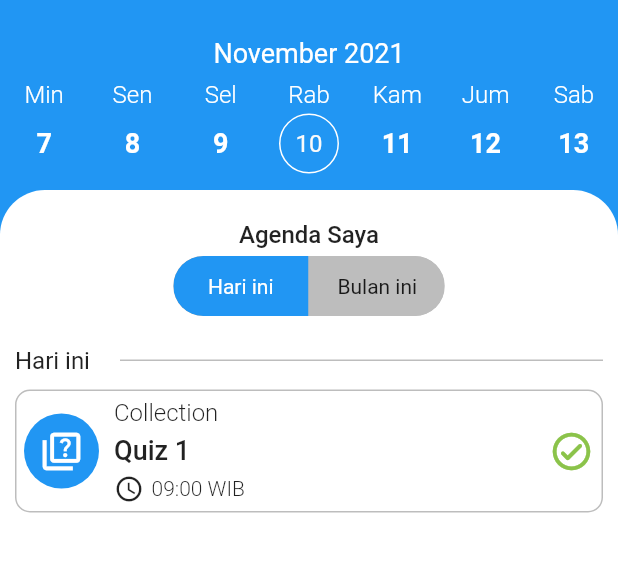
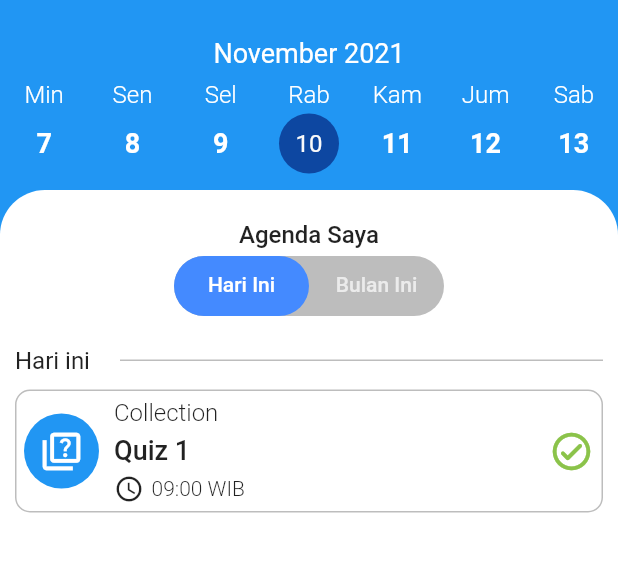
Before and after one commit to meyzaal/flutter_kalender, a Flutter app: the screen it shows after launch, on a phone screen of 412 x 824 dp, the part 59-631 px from its top. Run offline on Flutter 3.47's test engine with Material 2 defaults, Android fonts, the phone set to English and light mode, and no system bars; drawn by our look-alikes of table_calendar, toggle_switch.

Commit message:
memperbaiki tabview

```diff
--- a/lib/main.dart
+++ b/lib/main.dart
@@ -72,9 +72,12 @@ class _BodyState extends State<Body> {
 
   @override
   Widget build(BuildContext context) {
-    return Column(
+    return DefaultTabController(
+      length: 2,
+      child: Column(
         mainAxisAlignment: MainAxisAlignment.start,
         children: <Widget>[
+
           Container(
             // height: 150,
             color: Colors.blue,
@@ -90,50 +93,50 @@ class _BodyState extends State<Body> {
               },
               onDaySelected: _onDaySelected,
               calendarStyle: CalendarStyle(
-              defaultTextStyle: TextStyle(
+
+                defaultTextStyle: const TextStyle(
                   color: Colors.white,
                   fontSize: 18.0,
                   fontWeight: FontWeight.w600,
                 ),
-              holidayTextStyle: TextStyle(
+
+                holidayTextStyle: const TextStyle(
                   color: Colors.white,
                   fontSize: 18.0,
                   fontWeight: FontWeight.w600,
                 ),
-              weekendTextStyle: TextStyle(
+
+                weekendTextStyle: const TextStyle(
                   color: Colors.white,
                   fontSize: 18.0,
                   fontWeight: FontWeight.w600,
                 ),
+
                 // todayTextStyle: TextStyle(color: Colors.white),
                 todayDecoration: BoxDecoration(
-                // color: Colors.lightBlueAccent,
-                border: Border.all(color: Colors.white),
+                  color: Colors.blue[900],
+                  // border: Border.all(color: Colors.white),
                   shape: BoxShape.circle,
                 ),
-              selectedDecoration:
-                  BoxDecoration(color: Colors.white, shape: BoxShape.circle),
+
+                selectedDecoration: BoxDecoration(
+                  color: Colors.white,
+                  shape: BoxShape.circle
+                ),
+
                 selectedTextStyle: TextStyle(color: Colors.blue),
-              // outsideTextStyle: TextStyle(color: Colors.white),
               ),
-            headerStyle: HeaderStyle(
+              headerStyle: const HeaderStyle(
                 titleCentered: true,
-              // formatButtonShowsNext: false,
                 formatButtonVisible: false,
                 leftChevronVisible: false,
                 rightChevronVisible: false,
-              // leftChevronIcon: Icon(
-              //   Icons.chevron_left_rounded,
-              //   color: Colors.white,
-              // ),
-              // rightChevronIcon:
-              //     Icon(Icons.chevron_right_rounded, color: Colors.white),
                 titleTextStyle: TextStyle(
                   color: Colors.white,
                   fontSize: 18.0,
                 ),
               ),
-            daysOfWeekStyle: DaysOfWeekStyle(
+              daysOfWeekStyle: const DaysOfWeekStyle(
                 weekdayStyle: TextStyle(
                     color: Colors.white,
                     fontSize: 16.0,
@@ -145,13 +148,11 @@ class _BodyState extends State<Body> {
               ),
             ),
           ),
+
           Expanded(
             child: Container(
-            // color: Colors.white,
-            // height: MediaQuery.of(context).size.height,
-            // width: MediaQuery.of(context).size.width,
               padding: EdgeInsets.fromLTRB(0.0, 20.0, 0.0, 10.0),
-            decoration: BoxDecoration(
+              decoration: const BoxDecoration(
                 color: Colors.white,
                 borderRadius: BorderRadius.only(
                   topLeft: Radius.circular(30.0),
@@ -160,35 +161,76 @@ class _BodyState extends State<Body> {
               ),
               child: Column(
                 mainAxisAlignment: MainAxisAlignment.start,
-              // crossAxisAlignment: CrossAxisAlignment.start,
                 children: <Widget>[
+
                   Padding(
                     padding: const EdgeInsets.symmetric(horizontal: 10.0),
                     child: Column(
                       children: <Widget>[
-                      Text(
+                        const Text(
                           'Agenda Saya',
                           style: TextStyle(
                               fontSize: 16, fontWeight: FontWeight.w500),
                         ),
-                      SizedBox(
+                        const SizedBox(
                           height: 5.0,
                         ),
-                      ToggleSwitch(
-                        totalSwitches: 2,
-                        fontSize: 14,
-                        minWidth: 90.0,
-                        cornerRadius: 30.0,
-                        inactiveBgColor: Colors.grey.shade400,
-                        labels: ['Hari ini', 'Bulan ini'],
-                        onToggle: (index) {
-                          print('switched to: $index');
-                        },
+
+                        //TabBar Harian/Bulanan
+                        Container(
+                          height: 40,
+                          width: 180,
+                          decoration: BoxDecoration(
+                            color: Colors.grey.shade400,
+                            borderRadius: BorderRadiusDirectional.circular(100),
+                          ),
+                          child: TabBar(
+                            indicator: BoxDecoration(
+                              color: Colors.blueAccent,
+                              borderRadius: BorderRadius.circular(100),
+                            ),
+                            tabs: [
+                              Tab(text: 'Hari Ini'),
+                              Tab(text: 'Bulan Ini')
+                            ]
+                          ),
+                        )
+
+                      ],
+                    ),
+                  ),
+
+                  SizedBox(height: 20.0),
+
+                  SizedBox(
+                    height: 300,
+                    child: TabBarView(
+                      children: [
+                        thisDay(),
+                        thisMonth(),
+                      ]
+                    ),
+                  ),
+
+                ],
+              ),
+            ),
           ),
         ],
       ),
-                ),
-                SizedBox(height: 20.0),
+    );
+  }
+}
+
+class thisMonth extends StatelessWidget {
+  const thisMonth({
+    Key? key,
+  }) : super(key: key);
+
+  @override
+  Widget build(BuildContext context) {
+    return Column(
+      children: [
         Padding(
           padding: const EdgeInsets.symmetric(horizontal: 10.0),
           child: Row(
@@ -197,7 +239,128 @@ class _BodyState extends State<Body> {
               Container(
                 width: 70.0,
                 // color: Colors.amber,
-                        child: Text(
+                child: const Text(
+                  "Bulan ini",
+                  style: TextStyle(fontSize: 16.0),
+                ),
+              ),
+              // SizedBox(
+              //   width: 20.0,
+              // ),
+              Expanded(
+                child: Container(
+                  color: Colors.black26,
+                  height: 1.0,
+                  // width: MediaQuery.of(context).size.width,
+                ),
+              ),
+            ],
+          ),
+        ),
+
+        SizedBox(height: 10.0),
+
+        Padding(
+          padding: const EdgeInsets.symmetric(horizontal: 10.0),
+          child: Column(
+            children: <Widget>[
+              Container(
+                width: MediaQuery.of(context).size.width,
+                padding: EdgeInsets.all(5.0),
+                decoration: BoxDecoration(
+                    color: Colors.white,
+                    borderRadius: const BorderRadius.all(
+                      Radius.circular(10.0),
+                    ),
+                    border: Border.all(color: Colors.black26)),
+                child: Row(
+                  mainAxisAlignment: MainAxisAlignment.spaceAround,
+                  crossAxisAlignment: CrossAxisAlignment.center,
+                  children: <Widget>[
+                    Container(
+                      height: 50.0,
+                      width: 50.0,
+                      decoration: const BoxDecoration(
+                          shape: BoxShape.circle, color: Colors.blue),
+                      child: const Icon(
+                        Icons.quiz_outlined,
+                        color: Colors.white,
+                        size: 30.0,
+                        // color: Colors.blue,
+                      ),
+                    ),
+                    SizedBox(width: 10.0),
+                    Expanded(
+                      child: Column(
+                        crossAxisAlignment: CrossAxisAlignment.start,
+                        children: <Widget>[
+                          const Text(
+                            "Collection",
+                            style: TextStyle(
+                                fontSize: 16.0,
+                                fontWeight: FontWeight.w300),
+                          ),
+                          SizedBox(height: 5.0),
+                          const Text(
+                            "Quiz 1",
+                            style: TextStyle(
+                                fontSize: 18.0,
+                                fontWeight: FontWeight.w500),
+                          ),
+                          SizedBox(height: 5.0),
+                          Row(
+                            children: const <Widget>[
+                              Icon(
+                                Icons.access_time,
+                                size: 20.0,
+                              ),
+                              SizedBox(width: 5.0),
+                              Text(
+                                "09:00 WIB",
+                                style: TextStyle(
+                                    fontSize: 14.0,
+                                    fontWeight: FontWeight.w300),
+                              ),
+                            ],
+                          ),
+                        ],
+                      ),
+                    ),
+                    SizedBox(width: 5.0),
+                    const Icon(
+                      Icons.check_circle_outline_rounded,
+                      color: Colors.lightGreen,
+                      size: 30.0,
+                    ),
+                  ],
+                ),
+              ),
+            ],
+          ),
+        ),
+      ],
+    );
+  }
+}
+
+class thisDay extends StatelessWidget {
+  const thisDay({
+    Key? key,
+  }) : super(key: key);
+
+  @override
+  Widget build(BuildContext context) {
+    return Column(
+      children: [
+        Padding(
+          padding: const EdgeInsets.symmetric(horizontal: 10.0),
+          child: Row(
+            crossAxisAlignment: CrossAxisAlignment.center,
+            children: <Widget>[
+              Container(
+                width: 70.0,
+                // color: Colors.amber,
+                child: const Text(
                   "Hari ini",
                   style: TextStyle(fontSize: 16.0),
                 ),
@@ -215,7 +378,9 @@ class _BodyState extends State<Body> {
             ],
           ),
         ),
+
         SizedBox(height: 10.0),
+
         Padding(
           padding: const EdgeInsets.symmetric(horizontal: 10.0),
           child: Column(
@@ -225,7 +390,7 @@ class _BodyState extends State<Body> {
                 padding: EdgeInsets.all(5.0),
                 decoration: BoxDecoration(
                     color: Colors.white,
-                            borderRadius: BorderRadius.all(
+                    borderRadius: const BorderRadius.all(
                       Radius.circular(10.0),
                     ),
                     border: Border.all(color: Colors.black26)),
@@ -236,9 +401,9 @@ class _BodyState extends State<Body> {
                     Container(
                       height: 50.0,
                       width: 50.0,
-                              decoration: BoxDecoration(
+                      decoration: const BoxDecoration(
                           shape: BoxShape.circle, color: Colors.blue),
-                              child: Icon(
+                      child: const Icon(
                         Icons.quiz_outlined,
                         color: Colors.white,
                         size: 30.0,
@@ -250,14 +415,14 @@ class _BodyState extends State<Body> {
                       child: Column(
                         crossAxisAlignment: CrossAxisAlignment.start,
                         children: <Widget>[
-                                  Text(
+                          const Text(
                             "Collection",
                             style: TextStyle(
                                 fontSize: 16.0,
                                 fontWeight: FontWeight.w300),
                           ),
                           SizedBox(height: 5.0),
-                                  Text(
+                          const Text(
                             "Quiz 1",
                             style: TextStyle(
                                 fontSize: 18.0,
@@ -265,7 +430,7 @@ class _BodyState extends State<Body> {
                           ),
                           SizedBox(height: 5.0),
                           Row(
-                                    children: <Widget>[
+                            children: const <Widget>[
                               Icon(
                                 Icons.access_time,
                                 size: 20.0,
@@ -283,7 +448,7 @@ class _BodyState extends State<Body> {
                       ),
                     ),
                     SizedBox(width: 5.0),
-                            Icon(
+                    const Icon(
                       Icons.check_circle_outline_rounded,
                       color: Colors.lightGreen,
                       size: 30.0,
@@ -295,10 +460,6 @@ class _BodyState extends State<Body> {
           ),
         ),
       ],
-            ),
-          ),
-        ),
-      ],
     );
   }
 }
--- a/pubspec.yaml
+++ b/pubspec.yaml
@@ -62,8 +62,8 @@ flutter:
   uses-material-design: true
 
   # To add assets to your application, add an assets section, like this:
-  assets:
-    - assets/images/
+  # assets:
+  #   - assets/images/
 
   # An image asset can refer to one or more resolution-specific "variants", see
   # https://flutter.dev/assets-and-images/#resolution-aware.
```
Lines whose indentation alone changed are shown as unchanged.
